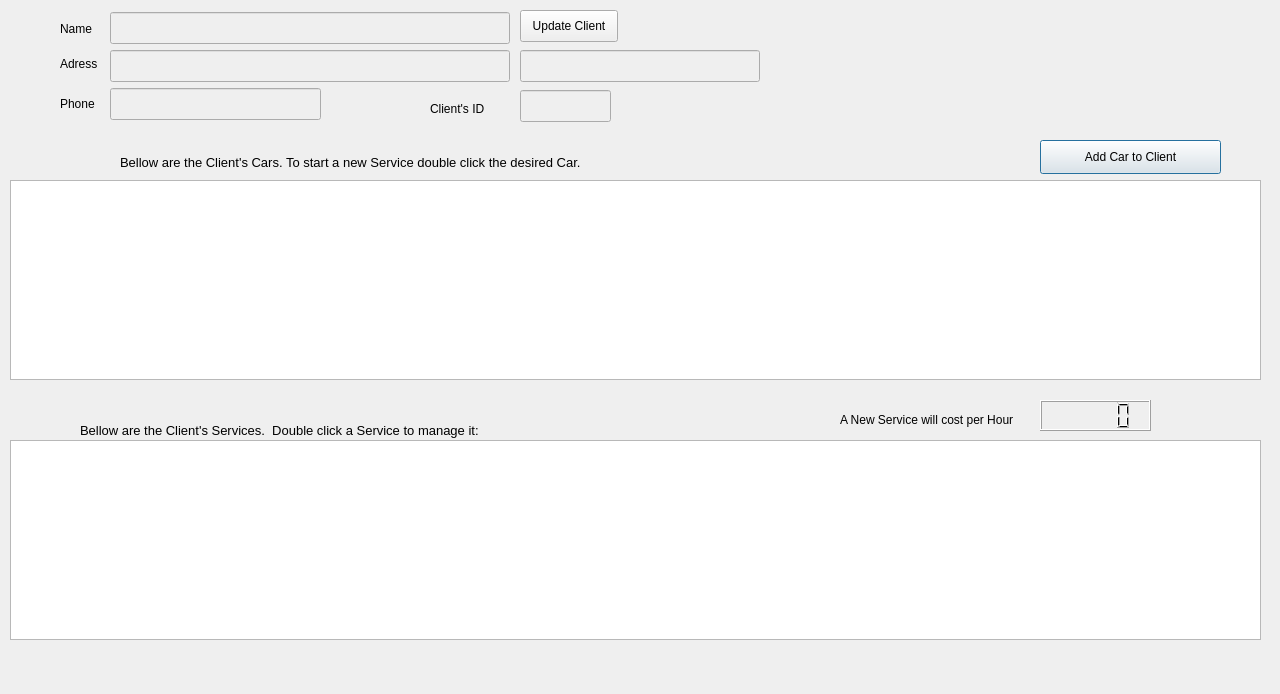
bedi1982/Oficina, file Client_Services_History.ui: the form before one commit.
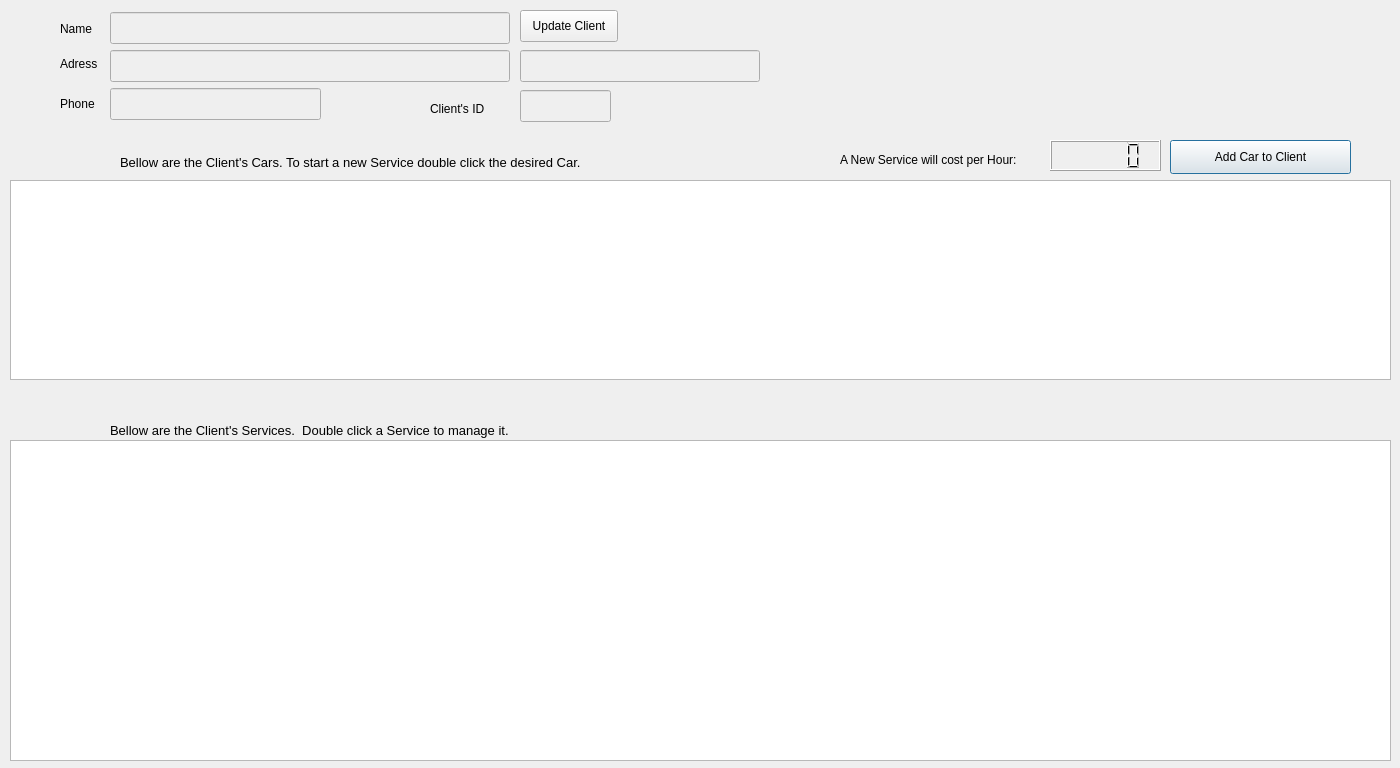
The form after the commit.

Commit message: - Service_Finished toggler in Client Service - Added new Service_Finished column to Service - Tabs reorder - Removal of tooltips - Removed TODO - Added some tips in the SQL creation script

Diff of the .ui file:
```diff
--- a/Client_Services_History.ui
+++ b/Client_Services_History.ui
@@ -6,8 +6,8 @@
    <rect>
     <x>0</x>
     <y>0</y>
-    <width>1280</width>
-    <height>694</height>
+    <width>1400</width>
+    <height>768</height>
    </rect>
   </property>
   <property name="sizePolicy">
@@ -18,14 +18,14 @@
   </property>
   <property name="minimumSize">
    <size>
-    <width>1280</width>
-    <height>694</height>
+    <width>1400</width>
+    <height>768</height>
    </size>
   </property>
   <property name="maximumSize">
    <size>
-    <width>1280</width>
-    <height>694</height>
+    <width>1400</width>
+    <height>768</height>
    </size>
   </property>
   <property name="windowTitle">
@@ -34,7 +34,7 @@
   <widget class="QLabel" name="lbl_Client_Info">
    <property name="geometry">
     <rect>
-     <x>1070</x>
+     <x>1210</x>
      <y>0</y>
      <width>151</width>
      <height>131</height>
@@ -49,7 +49,7 @@
     <rect>
      <x>10</x>
      <y>180</y>
-     <width>1251</width>
+     <width>1381</width>
      <height>200</height>
     </rect>
    </property>
@@ -75,7 +75,7 @@
   <widget class="QPushButton" name="btn_Add_Car_To_Client">
    <property name="geometry">
     <rect>
-     <x>1040</x>
+     <x>1170</x>
      <y>140</y>
      <width>181</width>
      <height>34</height>
@@ -259,9 +259,9 @@
   <widget class="QLabel" name="lbl_Client_Services_History">
    <property name="geometry">
     <rect>
-     <x>80</x>
+     <x>110</x>
      <y>420</y>
-     <width>871</width>
+     <width>401</width>
      <height>18</height>
     </rect>
    </property>
@@ -277,7 +277,7 @@
     </font>
    </property>
    <property name="text">
-    <string>Bellow are the Client's Services.  Double click a Service to manage it:</string>
+    <string>Bellow are the Client's Services.  Double click a Service to manage it.</string>
    </property>
    <property name="alignment">
     <set>Qt::AlignBottom|Qt::AlignLeading|Qt::AlignLeft</set>
@@ -288,8 +288,8 @@
     <rect>
      <x>10</x>
      <y>440</y>
-     <width>1251</width>
-     <height>200</height>
+     <width>1381</width>
+     <height>321</height>
     </rect>
    </property>
    <property name="sizePolicy">
@@ -455,8 +455,8 @@
   <widget class="QLCDNumber" name="lcd_Hour_Cost">
    <property name="geometry">
     <rect>
-     <x>1040</x>
-     <y>400</y>
+     <x>1050</x>
+     <y>140</y>
      <width>111</width>
      <height>31</height>
     </rect>
@@ -466,13 +466,13 @@
    <property name="geometry">
     <rect>
      <x>840</x>
-     <y>410</y>
+     <y>150</y>
      <width>201</width>
      <height>20</height>
     </rect>
    </property>
    <property name="text">
-    <string>A New Service will cost per Hour</string>
+    <string>A New Service will cost per Hour:</string>
    </property>
   </widget>
   <zorder>lbl_Client_Address</zorder>
```
The commit also changes 15 other files.
